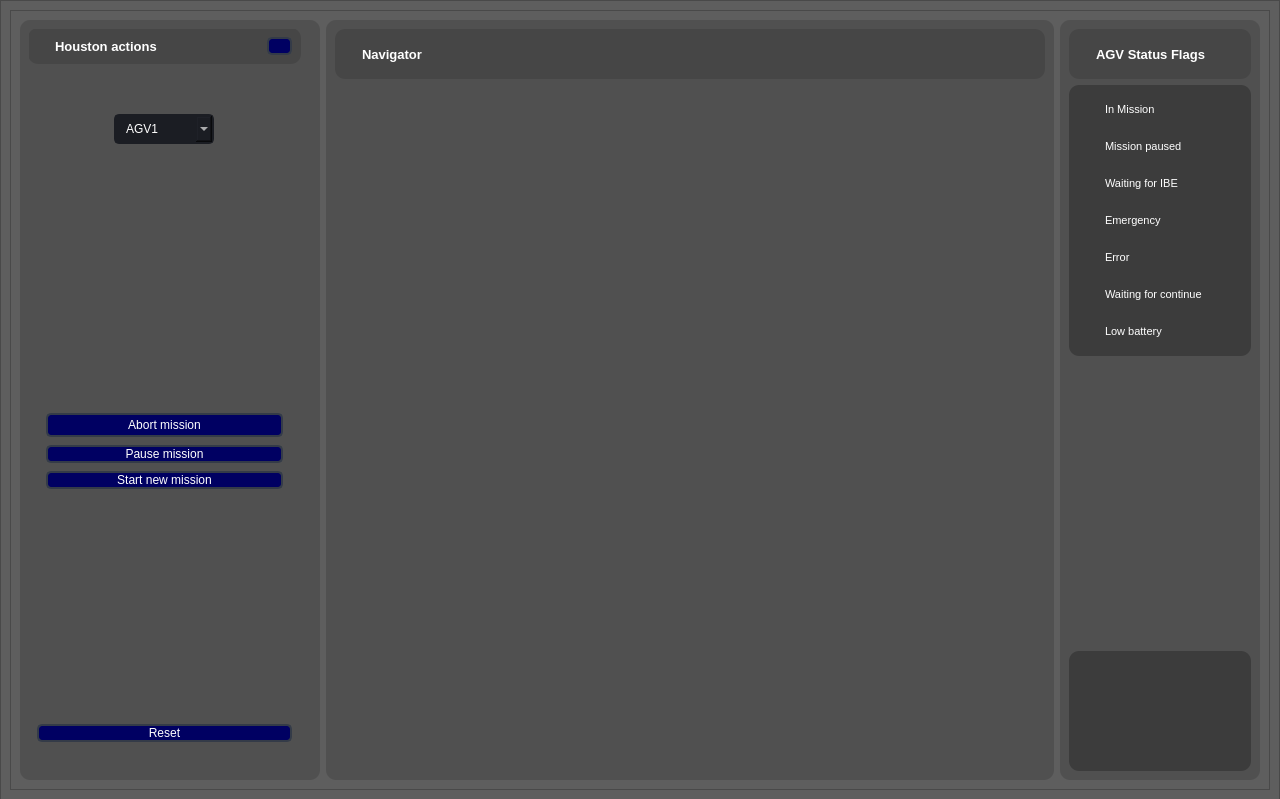
AGV-ITBA-2020/Houston, file v3/design.ui: the form before one commit.
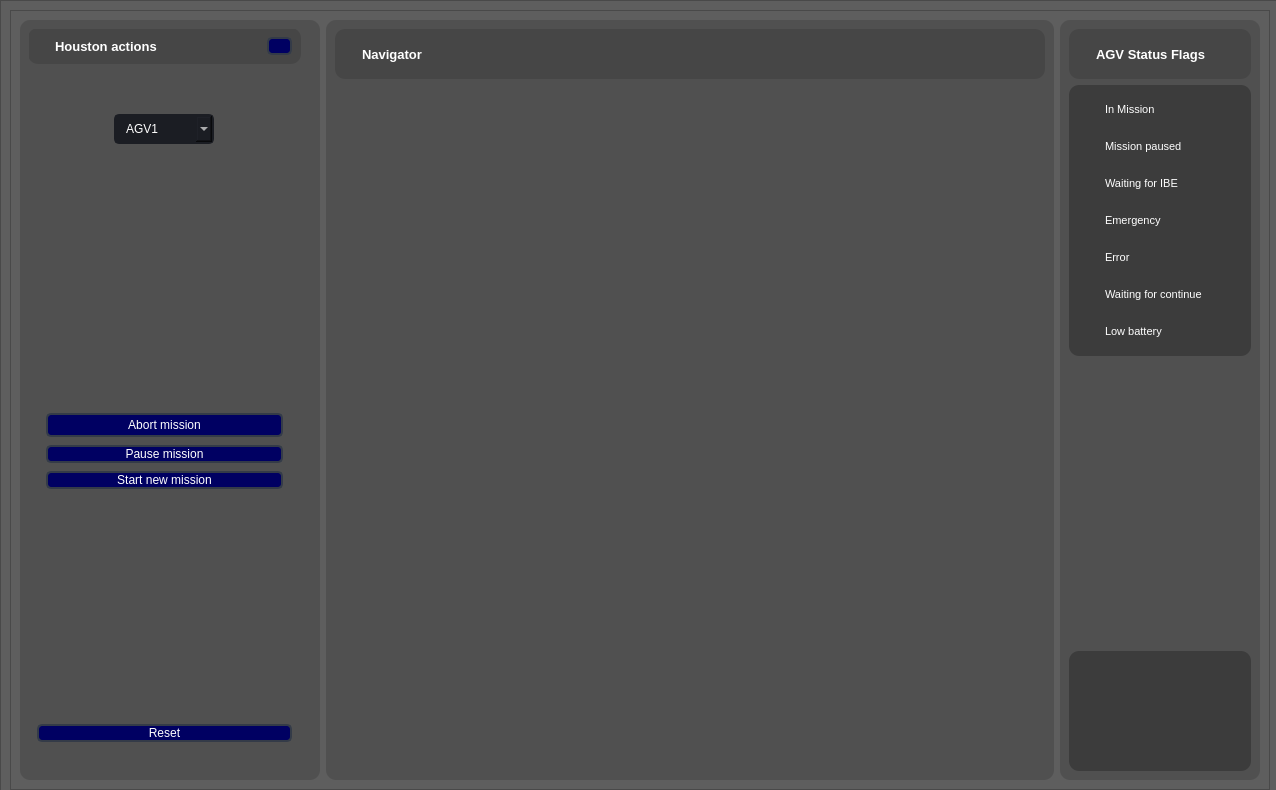
The form after the commit. Icons and pictures are not drawn.

```diff
--- a/v3/design.ui
+++ b/v3/design.ui
@@ -6,8 +6,8 @@
    <rect>
     <x>0</x>
     <y>0</y>
-    <width>1280</width>
-    <height>799</height>
+    <width>1276</width>
+    <height>790</height>
    </rect>
   </property>
   <property name="windowTitle">
```
